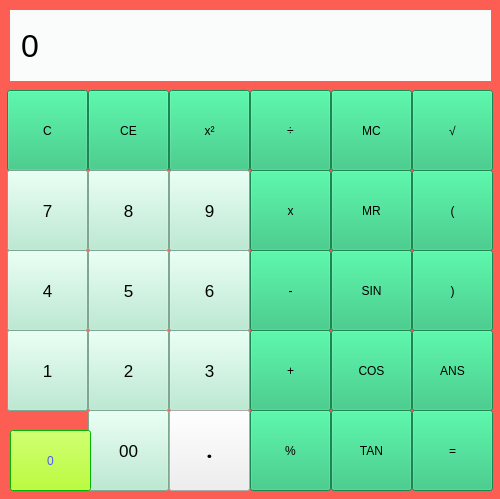
This is calculator.ui in tonyeko/Calculator as Qt 5 draws it before an edit. The edited form follows.
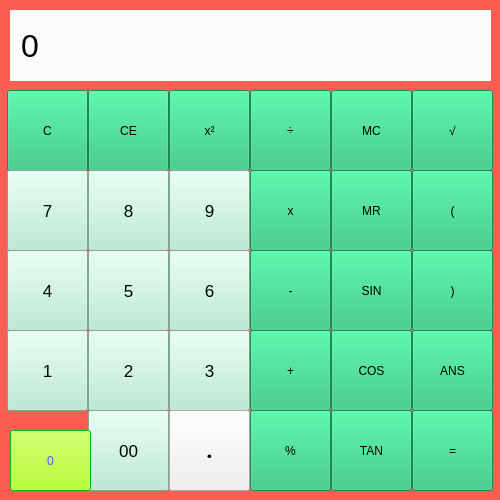
This is the edited form. Icons and pictures are not drawn.

What changed in the file:
```diff
--- a/calculator.ui
+++ b/calculator.ui
@@ -7,7 +7,7 @@
     <x>0</x>
     <y>0</y>
     <width>500</width>
-    <height>499</height>
+    <height>500</height>
    </rect>
   </property>
   <property name="palette">
@@ -25,9 +25,9 @@
      <colorrole role="Button">
       <brush brushstyle="SolidPattern">
        <color alpha="255">
-        <red>248</red>
-        <green>97</green>
-        <blue>90</blue>
+        <red>253</red>
+        <green>94</green>
+        <blue>83</blue>
        </color>
       </brush>
      </colorrole>
@@ -97,18 +97,18 @@
      <colorrole role="Base">
       <brush brushstyle="SolidPattern">
        <color alpha="255">
-        <red>85</red>
-        <green>0</green>
-        <blue>255</blue>
+        <red>253</red>
+        <green>94</green>
+        <blue>83</blue>
        </color>
       </brush>
      </colorrole>
      <colorrole role="Window">
       <brush brushstyle="SolidPattern">
        <color alpha="255">
-        <red>255</red>
-        <green>170</green>
-        <blue>0</blue>
+        <red>253</red>
+        <green>94</green>
+        <blue>83</blue>
        </color>
       </brush>
      </colorrole>
@@ -171,9 +171,9 @@
      <colorrole role="Button">
       <brush brushstyle="SolidPattern">
        <color alpha="255">
-        <red>255</red>
-        <green>128</green>
-        <blue>124</blue>
+        <red>253</red>
+        <green>94</green>
+        <blue>83</blue>
        </color>
       </brush>
      </colorrole>
@@ -243,18 +243,18 @@
      <colorrole role="Base">
       <brush brushstyle="SolidPattern">
        <color alpha="255">
-        <red>255</red>
-        <green>255</green>
-        <blue>255</blue>
+        <red>253</red>
+        <green>94</green>
+        <blue>83</blue>
        </color>
       </brush>
      </colorrole>
      <colorrole role="Window">
       <brush brushstyle="SolidPattern">
        <color alpha="255">
-        <red>255</red>
-        <green>170</green>
-        <blue>0</blue>
+        <red>253</red>
+        <green>94</green>
+        <blue>83</blue>
        </color>
       </brush>
      </colorrole>
@@ -317,9 +317,9 @@
      <colorrole role="Button">
       <brush brushstyle="SolidPattern">
        <color alpha="255">
-        <red>255</red>
-        <green>170</green>
-        <blue>0</blue>
+        <red>253</red>
+        <green>94</green>
+        <blue>83</blue>
        </color>
       </brush>
      </colorrole>
@@ -389,18 +389,18 @@
      <colorrole role="Base">
       <brush brushstyle="SolidPattern">
        <color alpha="255">
-        <red>255</red>
-        <green>170</green>
-        <blue>0</blue>
+        <red>253</red>
+        <green>94</green>
+        <blue>83</blue>
        </color>
       </brush>
      </colorrole>
      <colorrole role="Window">
       <brush brushstyle="SolidPattern">
        <color alpha="255">
-        <red>255</red>
-        <green>170</green>
-        <blue>0</blue>
+        <red>253</red>
+        <green>94</green>
+        <blue>83</blue>
        </color>
       </brush>
      </colorrole>
```
Left out of the diff: 6 changed lines with no effect on the pictures.
